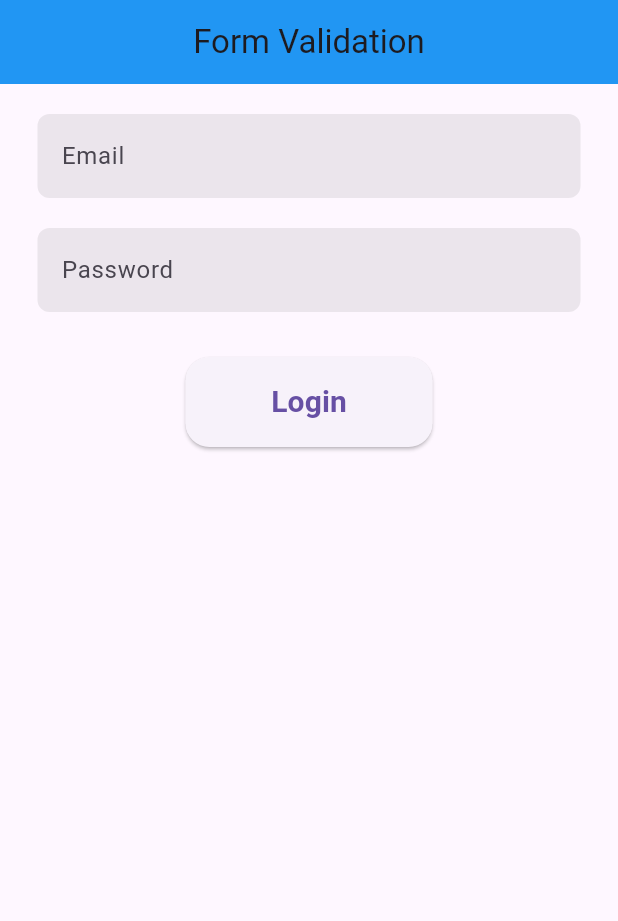
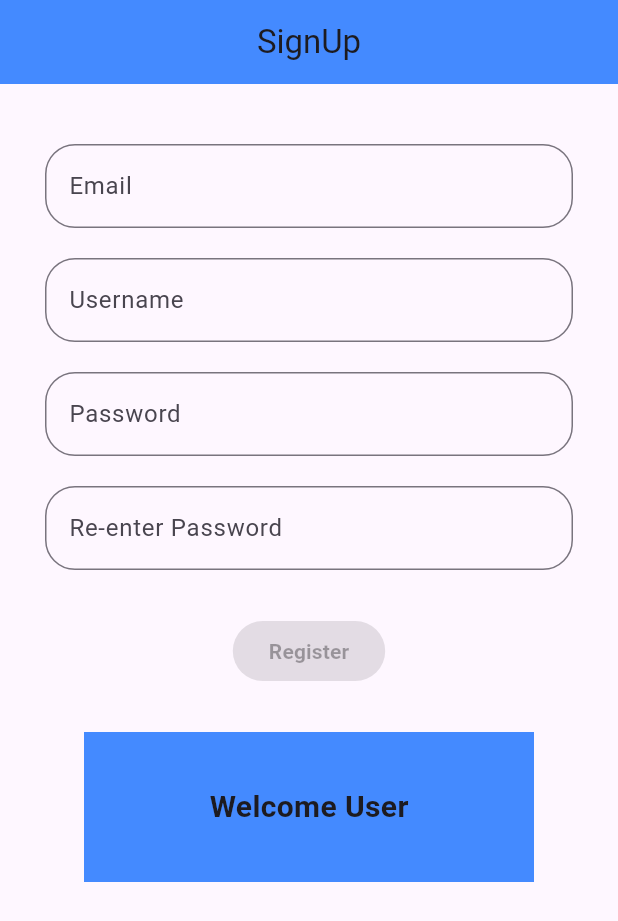
Before and after one commit to AbdullahUsman07/Basic-Form-Validation, a Flutter app: the screen it shows after launch, on a phone screen of 412 x 824 dp. Shown: the top 921 px of the screen. Run offline on Flutter 3.47's test engine with Material 3 defaults, Android fonts, the phone set to English and light mode, and no system bars.

Commit message:
feat: updated

```diff
--- a/lib/main.dart
+++ b/lib/main.dart
@@ -1,18 +1,79 @@
+import 'package:Form_Validation/provider/userprovider.dart';
+import 'package:Form_Validation/screens/login.dart';
+import 'package:Form_Validation/screens/signup.dart';
 import 'package:flutter/material.dart';
-
-import 'screens/homepage.dart';
+import 'package:provider/provider.dart';
 
 
-void main()=>runApp(const MyApp());
+
+void main() => runApp(const MyApp());
+
 
 class MyApp extends StatelessWidget {
   const MyApp({super.key});
 
   @override
   Widget build(BuildContext context) {
-    return const MaterialApp(
-      debugShowCheckedModeBanner: false,
-      home: HomeScreen(),
+    return MultiProvider(
+      providers: [
+        ChangeNotifierProvider(create: (context)=>UserProvider())
+      ],
+      child: MaterialApp(
+        debugShowCheckedModeBanner: false,
+        home: HomePage(),
+      ),
     );
   }
 }
+
+class HomePage extends StatefulWidget {
+  const HomePage({super.key});
+
+  @override
+  State<HomePage> createState() => _HomePageState();
+}
+
+class _HomePageState extends State<HomePage> {
+  @override
+  Widget build(BuildContext context) {
+    return MultiProvider(providers: [
+      ChangeNotifierProvider(create: (context)=>UserProvider())
+    ],
+    child: SignUp(),);
+
+  }
+}
+
+// class Skeleton extends StatefulWidget {
+//     Skeleton({
+//     super.key,
+//   });
+
+//   @override
+//   State<Skeleton> createState() => _SkeletonState();
+// }
+
+// class _SkeletonState extends State<Skeleton> {
+//   List<Widget> pages =[LoginPage(), SignUp()];
+
+//   int currentPageIndex=0;
+
+//   @override
+//   Widget build(BuildContext context) {
+//     return Scaffold(
+//       bottomNavigationBar: NavigationBar(
+//         destinations:const [
+//           NavigationDestination(icon:  Icon(Icons.login), label: "Login"),
+//           NavigationDestination(icon: Icon(Icons.app_registration), label: "SignUp"),
+//         ],
+//         selectedIndex: currentPageIndex,
+//         onDestinationSelected: (int index){
+//           setState(() {
+//             currentPageIndex=index;
+//           });
+//         },
+//       ),
+//       body: pages[currentPageIndex],
+//     );
+//   }
+// }
--- /dev/null
+++ b/lib/model/HomeViewModel.dart
@@ -0,0 +1,43 @@
+
+
+import 'package:Form_Validation/model/validationmodel.dart';
+import 'package:Form_Validation/string_extension.dart';
+
+class HomeViewModel {
+
+  ValidationModel email = ValidationModel(null, null);
+  ValidationModel password = ValidationModel(null, null);
+  ValidationModel recheck = ValidationModel(null, null);
+
+  bool get isValid => email.value != null && password.value !=null && recheck.value == password.value;
+
+  EmailValidate(String value){
+    if(value.isvalidEmail){
+      email.value =value;
+      email.error =null;
+    }
+    else{
+      email.error ="Kindly add valid email";
+    }
+  }
+
+  PasswordValidate(String value){
+    if(value.isvalidPassword){
+      password.value=value;
+      password.error =null;
+    }
+    else{
+      password.error = "Password must be 8 characters long";
+    }
+  }
+
+  RecheckPassword(String value){
+    if(value == password.value){
+      recheck.error =null;
+      recheck.value=value;
+    }
+    else{
+      recheck.error ="Password doesn't match";
+    }
+  }
+}
--- /dev/null
+++ b/lib/model/usermodel.dart
@@ -0,0 +1,12 @@
+
+class UserModel {
+  String? name;
+  String? email;
+  String? password;
+
+  UserModel(
+    this.name,
+    this.email,
+    this.password,
+  );
+}
--- /dev/null
+++ b/lib/model/validationmodel.dart
@@ -0,0 +1,12 @@
+
+
+class ValidationModel {
+
+  String? error;
+  String? value;
+
+  ValidationModel(
+    this.error,
+    this.value,
+  );
+}
--- a/lib/models/validation_model.dart
+++ /dev/null
@@ -1,12 +0,0 @@
-
-
-class ValidationModel{
-
-  ValidationModel(
-    this.value,
-    this.error,
-  );
-  String? value;
-  String? error;
-
-}
--- /dev/null
+++ b/lib/provider/userprovider.dart
@@ -0,0 +1,19 @@
+
+import 'package:Form_Validation/model/usermodel.dart';
+import 'package:flutter/material.dart';
+
+
+class UserProvider extends ChangeNotifier{
+
+    UserModel user =UserModel("User", null, null);
+
+    String? get username => user.name;
+
+    void setUserDetails({required String email, required String name, required String password}){
+        user.email =email;
+        user.name=name;
+        user.password=password;
+
+        notifyListeners();
+    }
+}
--- a/lib/screens/homepage.dart
+++ /dev/null
@@ -1,60 +0,0 @@
-import 'package:Form_Validation/screens/homeview_model.dart';
-import 'package:Form_Validation/widgets/button.dart';
-import 'package:Form_Validation/widgets/loginbutton.dart';
-import 'package:flutter/material.dart';
-
-
-
-class HomeScreen extends StatefulWidget {
-  const HomeScreen({super.key});
-
-  @override
-  State<HomeScreen> createState() => _HomeScreenState();
-}
-
-class _HomeScreenState extends State<HomeScreen> {
-
-  HomeViewModel validation = HomeViewModel();
-  @override
-  Widget build(BuildContext context) {
-    return Scaffold(
-      appBar: AppBar(
-        title: const Text("Form Validation"),
-        centerTitle: true,
-        backgroundColor: Colors.blue,
-      ),
-      body: Padding(
-        padding: const EdgeInsets.symmetric(horizontal: 25, vertical: 20),
-        child: Column(
-          children: [
-            CustomInputFeild(
-              label: "Email",
-              onChanged: (value) {
-                validation.EmailValidate(value);
-                setState(() {});
-              },
-              errorMsg: validation.email.error,
-            ),
-            const SizedBox(height: 20),
-            CustomInputFeild(
-              label: "Password",
-              isPass: true,
-              type: TextInputType.text,
-              onChanged: (value) {
-                validation.PasswordValidate(value);
-                setState(() {});
-              },
-              errorMsg: validation.password.error,
-            ),
-            const SizedBox(
-              height: 30,
-            ),
-            Loginbutton(
-              onPressed: validation.isValid ? () {} : null,
-            ),
-          ],
-        ),
-      ),
-    );
-  }
-}
--- a/lib/screens/homeview_model.dart
+++ /dev/null
@@ -1,33 +0,0 @@
-
-
-import 'package:Form_Validation/extensions/string_extension.dart';
-import 'package:Form_Validation/models/validation_model.dart';
-
-class HomeViewModel{
-
-  ValidationModel email= ValidationModel(null, null);
-  ValidationModel password = ValidationModel(null, null);
-
-  bool get isValid => email != null && password !=null;
-
-  EmailValidate(String value){
-    if(value.isvalidEmail){
-      email.value=value;
-      email.error=null;
-    }
-    else{
-      email.error= "Please Enter a Valid Email";
-    }
-  }
-
-  PasswordValidate(String value){
-    if(value.isvalidPassword){
-      password.value=value;
-      password.error=null;
-    }
-    else{
-      password.error= "Password Must be 8 characters Long";
-    }
-  }
-
-}
--- /dev/null
+++ b/lib/screens/login.dart
@@ -0,0 +1,60 @@
+import 'package:Form_Validation/model/HomeViewModel.dart';
+import 'package:Form_Validation/widgets.dart';
+import 'package:flutter/material.dart';
+
+
+class LoginPage extends StatefulWidget {
+  LoginPage({super.key});
+
+  @override
+  State<LoginPage> createState() => _LoginPageState();
+}
+
+class _LoginPageState extends State<LoginPage> {
+  HomeViewModel validation = HomeViewModel();
+  @override
+  Widget build(BuildContext context) {
+    return Scaffold(
+      appBar: AppBar(
+        title: const Text("Login"),
+        centerTitle: true,
+        backgroundColor: Colors.blueAccent,
+      ),
+      body: Center(
+        child: Column(
+          mainAxisAlignment: MainAxisAlignment.center,
+          children: [
+            CustomTextFeild(
+              labelText: "Email",
+              onChanged: (value){
+                validation.EmailValidate(value);
+                setState(() {
+
+                });
+              },
+              errorMsg: validation.email.error,
+            ),
+            const SizedBox(
+              height: 20,
+            ),
+            CustomTextFeild(
+              labelText: "Password",
+              onChanged: (value){
+                validation.PasswordValidate(value);
+                setState(() {
+
+                });
+              },
+              errorMsg: validation.password.error,
+            ),
+            const SizedBox(
+              height: 25,
+            ),
+            CustomButton(title: 'Login',
+            onPressed: validation.isValid? (){}: null,),
+          ],
+        ),
+      ),
+    );
+  }
+}
--- /dev/null
+++ b/lib/screens/signup.dart
@@ -0,0 +1,154 @@
+import 'package:Form_Validation/model/HomeViewModel.dart';
+import 'package:Form_Validation/model/usermodel.dart';
+import 'package:Form_Validation/provider/userprovider.dart';
+import 'package:Form_Validation/widgets.dart';
+import 'package:flutter/material.dart';
+import 'package:provider/provider.dart';
+
+class SignUp extends StatefulWidget {
+  const SignUp({super.key});
+
+  @override
+  State<SignUp> createState() => _SignUpState();
+}
+
+class _SignUpState extends State<SignUp> {
+  TextEditingController emailController = TextEditingController();
+  TextEditingController passwordController = TextEditingController();
+  TextEditingController usernameController = TextEditingController();
+  TextEditingController recheckcontroller = TextEditingController();
+
+  FocusNode recheckFocusNode =FocusNode();
+
+  HomeViewModel validation = HomeViewModel();
+  UserModel user = UserModel(null, null, null);
+
+  @override
+  void dispose() {
+    // TODO: implement dispose
+
+    emailController.dispose();
+    usernameController.dispose();
+    passwordController.dispose();
+    recheckcontroller.dispose();
+    recheckFocusNode.dispose();
+
+    super.dispose();
+  }
+
+  void _updateValidation() {
+    setState(() {});
+  }
+
+  // this will use to reset the button after user click register button once
+
+  bool _isRegistered = false;
+
+  void _registerUser() {
+    if (validation.isValid && _isRegistered == false) {
+      setState(() {
+        _isRegistered = true;
+      });
+
+      context.read<UserProvider>().setUserDetails(
+          email: emailController.text,
+          name: usernameController.text,
+          password: passwordController.text);
+
+          // this will remove the focus after user pressed the register button
+      recheckFocusNode.unfocus();
+
+      usernameController.clear();
+      emailController.clear();
+      passwordController.clear();
+      recheckcontroller.clear();
+
+
+    }
+  }
+
+  @override
+  Widget build(BuildContext context) {
+    return Scaffold(
+        appBar: AppBar(
+          title: const Text("SignUp"),
+          centerTitle: true,
+          backgroundColor: Colors.blueAccent,
+        ),
+        body: SingleChildScrollView(
+          child: Padding(
+            padding: const EdgeInsets.symmetric(horizontal: 30),
+            child: Center(
+              child: Column(
+                mainAxisAlignment: MainAxisAlignment.center,
+                children: [
+                  const SizedBox(
+                    height: 40,
+                  ),
+                  CustomTextFeild(
+                    labelText: 'Email',
+                    keyboardType: TextInputType.emailAddress,
+                    controller: emailController,
+                    onChanged: (value) {
+                      validation.EmailValidate(value);
+                      _updateValidation();
+                    },
+                    errorMsg: validation.email.error,
+                  ),
+                  const SizedBox(
+                    height: 20,
+                  ),
+                  CustomTextFeild(
+                    labelText: 'Username',
+                    controller: usernameController,
+                  ),
+                  const SizedBox(
+                    height: 20,
+                  ),
+                  CustomTextFeild(
+                    labelText: 'Password',
+                    controller: passwordController,
+                    isPass: true,
+                    onChanged: (value) {
+                      validation.PasswordValidate(value);
+                      _updateValidation();
+                    },
+                    errorMsg: validation.password.error,
+                  ),
+                  const SizedBox(height: 20),
+                  CustomTextFeild(
+                    labelText: 'Re-enter Password',
+                    controller: recheckcontroller,
+                    focusNode: recheckFocusNode,
+                    isPass: true,
+                    onChanged: (value) {
+                      validation.RecheckPassword(value);
+                      _updateValidation();
+                    },
+                    errorMsg: validation.recheck.error,
+                  ),
+                  const SizedBox(
+                    height: 30,
+                  ),
+                  CustomButton(
+                    title: 'Register',
+                    onPressed: (_isRegistered || !validation.isValid)?null : _registerUser,
+                  ),
+                  const SizedBox(height: 30),
+                  Container(
+                    height: 100,
+                    width: 300,
+                    child: Center(
+                        child: Text(
+                            "Welcome ${context.watch<UserProvider>().username}",
+                            style: TextStyle(
+                                fontSize: 20, fontWeight: FontWeight.bold))),
+                    color: Colors.blueAccent,
+                  ),
+                ],
+              ),
+            ),
+          ),
+        ));
+  }
+}
--- a/lib/extensions/string_extension.dart
+++ b/lib/string_extension.dart
@@ -1,4 +1,3 @@
-
 extension StringExtension on String{
 
   bool get isvalidEmail => RegExp(r"^[a-zA-Z0-9.]+@[a-zA-Z0-9]+\.[a-zA-Z]+").hasMatch(this);
--- /dev/null
+++ b/lib/widgets.dart
@@ -0,0 +1,78 @@
+
+
+// Custom Text Feild
+
+import 'package:flutter/material.dart';
+
+class CustomTextFeild extends StatelessWidget {
+  CustomTextFeild({
+    super.key,
+    this.hintText,
+    this.labelText,
+    this.controller,
+    this.keyboardType,
+    this.onChanged,
+    this.errorMsg,
+    this.isPass=false,
+    this.focusNode,
+  });
+
+  String? hintText;
+  String? labelText;
+  TextEditingController? controller;
+  TextInputType? keyboardType = TextInputType.text;
+  void Function(String)? onChanged;
+  String? errorMsg;
+  bool isPass;
+  FocusNode? focusNode;
+
+  @override
+  Widget build(BuildContext context) {
+    return TextField(
+      controller: controller,
+      keyboardType: keyboardType,
+      onChanged: onChanged,
+      obscureText: isPass,
+      focusNode: focusNode,
+      decoration: InputDecoration(
+        enabled: true,
+        hintText: hintText,
+        labelText: labelText,
+        errorText: errorMsg,
+        border: OutlineInputBorder(
+          borderRadius: BorderRadius.circular(20.0),
+        ),
+        errorBorder: const OutlineInputBorder(
+          borderSide: BorderSide(color: Colors.red)
+        )
+
+      ),
+    );
+  }
+}
+
+class CustomButton extends StatelessWidget {
+    CustomButton({
+    super.key,
+    required this.title,
+    required this.onPressed,
+
+  });
+
+  String title = "";
+  void Function()? onPressed;
+
+
+  @override
+  Widget build(BuildContext context) {
+    return ElevatedButton(
+      onPressed: onPressed,
+      style:ElevatedButton.styleFrom(
+        backgroundColor: Colors.blueAccent,
+        foregroundColor:Colors.black,
+      ),
+     child: Text(title,style: const TextStyle(
+      fontWeight: FontWeight.bold,
+     ),));
+  }
+}
--- a/lib/widgets/button.dart
+++ /dev/null
@@ -1,41 +0,0 @@
-import 'package:flutter/material.dart';
-
-class CustomInputFeild extends StatelessWidget {
-   CustomInputFeild({
-    super.key,
-    required this.label,
-    this.isPass=false,
-    this.type= TextInputType.emailAddress,
-    this.errorMsg,
-    this.onChanged,
-
-  });
-
-  final String label;
-  final bool isPass; // this will check if the textfeild is for entering password
-  final TextInputType type;
-  final String? errorMsg;
-  void Function(String)? onChanged;
-
-  @override
-  Widget build(BuildContext context) {
-    return TextField(
-      onChanged: onChanged,
-      keyboardType: type,
-      obscureText: isPass,
-      decoration: InputDecoration(
-        fillColor: Colors.grey.withOpacity(0.2),
-        filled: true,
-        label:Text(label),
-        errorText: errorMsg,
-        border: OutlineInputBorder(
-          borderSide: BorderSide.none,
-          borderRadius: BorderRadius.circular(8),
-        ),
-        errorBorder: const OutlineInputBorder(
-          borderSide: BorderSide(color: Colors.red),
-        ),
-      ),
-    );
-  }
-}
--- a/lib/widgets/loginbutton.dart
+++ /dev/null
@@ -1,28 +0,0 @@
-import 'package:flutter/material.dart';
-
-class Loginbutton extends StatelessWidget {
-  Loginbutton({
-    super.key,
-    this.onPressed,
-  });
-  final void Function()? onPressed;
-
-  @override
-  Widget build(BuildContext context) {
-    return SizedBox(
-      height: 60,
-      width: MediaQuery.of(context).size.width * 0.4,
-      child: ElevatedButton(
-        onPressed: onPressed,
-        style: ElevatedButton.styleFrom(
-            shape: RoundedRectangleBorder(
-          borderRadius: BorderRadius.circular(16),
-        )),
-        child: const Text(
-          "Login",
-          style: TextStyle(fontSize: 20, fontWeight: FontWeight.bold),
-        ),
-      ),
-    );
-  }
-}
--- a/pubspec.yaml
+++ b/pubspec.yaml
@@ -35,6 +35,7 @@ dependencies:
   # The following adds the Cupertino Icons font to your application.
   # Use with the CupertinoIcons class for iOS style icons.
   cupertino_icons: ^1.0.8
+  provider: ^6.1.2
 
 dev_dependencies:
   flutter_test:
@@ -46,6 +47,7 @@ dev_dependencies:
   # package. See that file for information about deactivating specific lint
   # rules and activating additional ones.
   flutter_lints: ^4.0.0
+
 
 # For information on the generic Dart part of this file, see the
 # following page: https://dart.dev/tools/pub/pubspec
```
Also changed, not shown: pubspec.lock.
